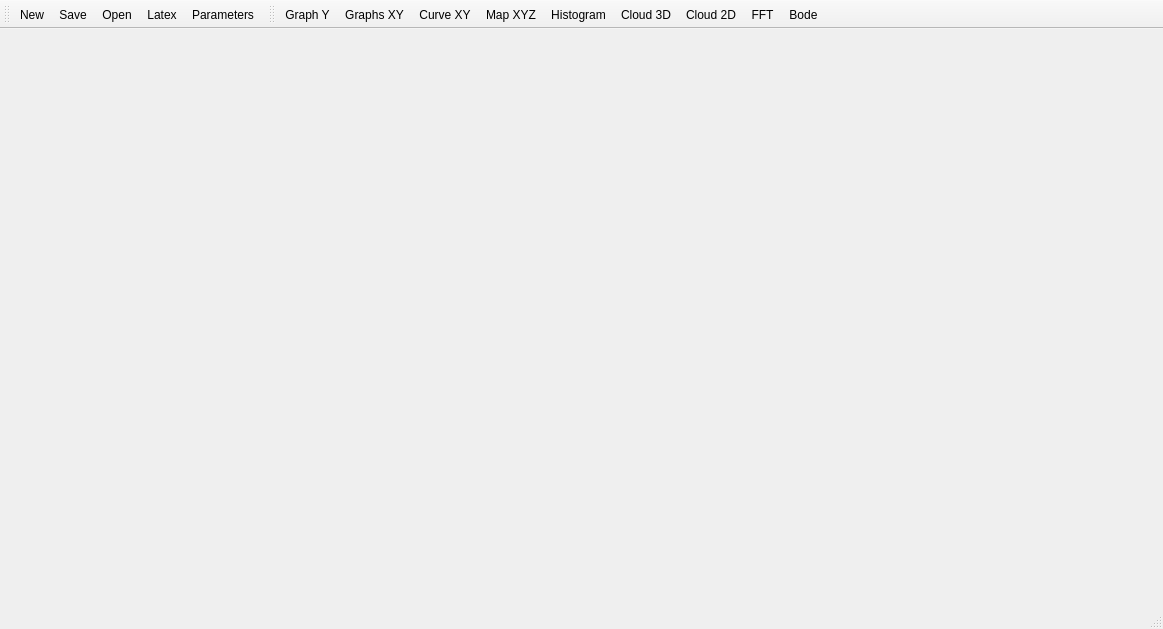
Above: mainwindow.ui from gobelin88/graphy before the change. Below: the same form after it.
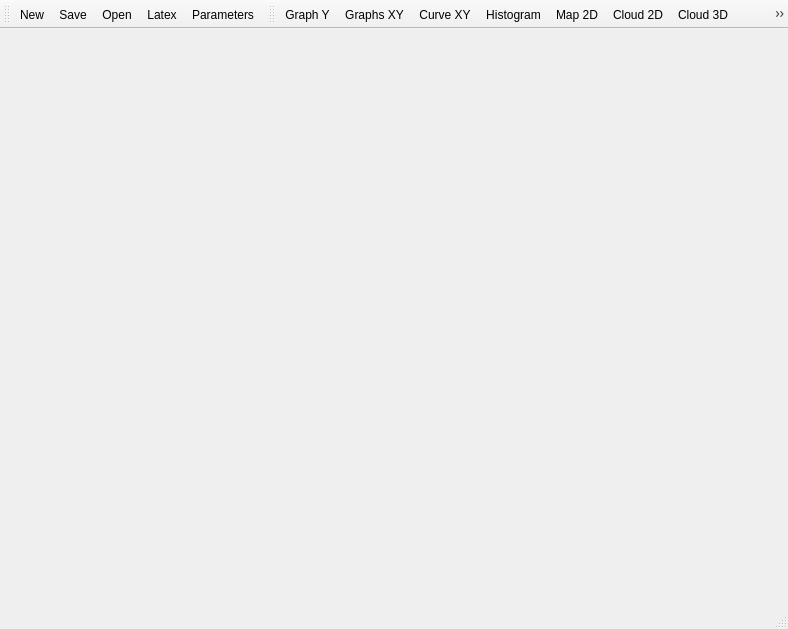
That is the form after the change. Icons and pictures are not drawn.

```diff
--- a/mainwindow.ui
+++ b/mainwindow.ui
@@ -6,7 +6,7 @@
    <rect>
     <x>0</x>
     <y>0</y>
-    <width>1163</width>
+    <width>788</width>
     <height>629</height>
    </rect>
   </property>
@@ -68,12 +68,12 @@
    <addaction name="actionPlot_GraphY"/>
    <addaction name="actionPlot_GraphXY"/>
    <addaction name="actionPlot_CurveXY"/>
-   <addaction name="actionPlot_MapXYZ"/>
    <addaction name="actionHistogram"/>
-   <addaction name="actionPlot_Cloud_3D"/>
+   <addaction name="actionPlot_MapXYZ"/>
    <addaction name="actionPlot_Cloud_XYZ"/>
-   <addaction name="actionFFT"/>
+   <addaction name="actionPlot_Cloud_3D"/>
    <addaction name="actionPlot_Gain_Phase"/>
+   <addaction name="actionFFT"/>
   </widget>
   <action name="actionOpen">
    <property name="icon">
@@ -141,7 +141,7 @@
      <normaloff>:/img/icons/mapYX.png</normaloff>:/img/icons/mapYX.png</iconset>
    </property>
    <property name="text">
-    <string>Map XYZ</string>
+    <string>Map 2D</string>
    </property>
    <property name="shortcut">
     <string>F4</string>
```
